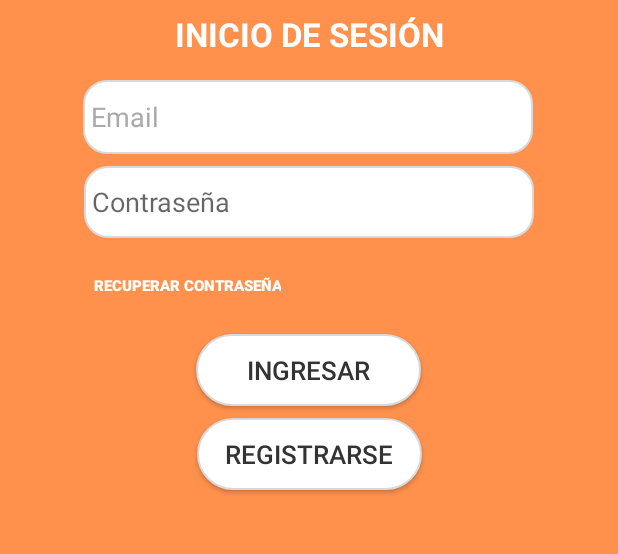
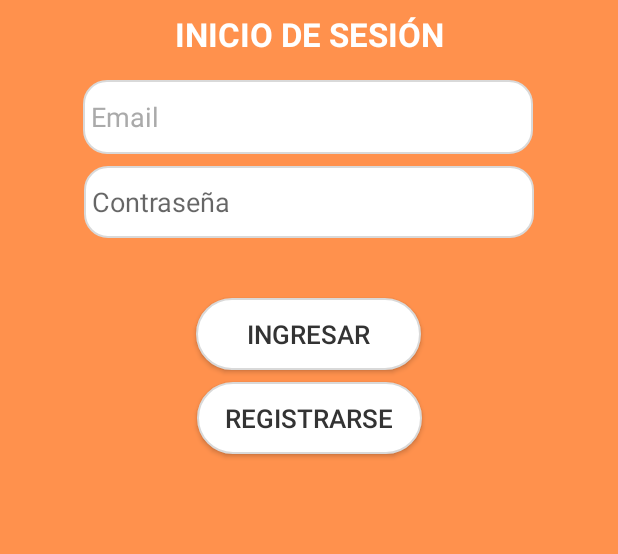
Before and after one commit to Intro-CompuMovil/Fitwalk, an Android app: the screen it shows after launch (InicioSesion), after a tap on an icon or button, on a phone screen of 412 x 824 dp, the part 347-901 px from its top. Run offline under Robolectric (Android 15) with nearby library versions, the phone set to English and light mode, and no system bars; our stand-ins replace Firebase (no records; nobody signed in at launch, a user with empty details on screens opened directly).

Commit message:
inicio de sesion sin recuperar contraseña

```diff
--- a/proyecto 3/ProyectoCM/app/src/main/res/layout/inicio_sesion.xml
+++ b/proyecto 3/ProyectoCM/app/src/main/res/layout/inicio_sesion.xml
@@ -79,35 +79,26 @@
         app:layout_constraintEnd_toEndOf="parent"
         app:layout_constraintStart_toStartOf="parent"
         app:layout_constraintTop_toBottomOf="@+id/emailInicio"
-        tools:textColorHint="@android:color/darker_gray" />
+        tools:textColorHint="@android:color/darker_gray" /><![CDATA[
+
+    />
+
+
+
+    ]]>
 
     <Button
         android:id="@+id/iniciarInicio"
         android:layout_width="150dp"
         android:layout_height="wrap_content"
-        android:layout_marginTop="8dp"
+        android:layout_marginTop="40dp"
         android:background="@drawable/background_button"
+        android:onClick="Ingresar"
         android:text="Ingresar"
-        android:onClick="Ingresar"
         android:textColor="@color/black_light"
         android:textSize="17sp"
         app:layout_constraintEnd_toEndOf="parent"
         app:layout_constraintHorizontal_bias="0.498"
-        app:layout_constraintStart_toStartOf="parent"
-        app:layout_constraintTop_toBottomOf="@+id/RecuperarID" />
-
-    <Button
-        android:id="@+id/RecuperarID"
-        style="@style/ButtonSinBordes"
-        android:layout_width="wrap_content"
-        android:layout_height="48dp"
-        android:layout_marginStart="50dp"
-        android:layout_marginTop="8dp"
-        android:text="Recuperar contraseña"
-        android:textColor="@color/white"
-        android:onClick="Recuperar"
-        android:textSize="10sp"
-        android:textStyle="bold"
         app:layout_constraintStart_toStartOf="parent"
         app:layout_constraintTop_toBottomOf="@+id/passwordInicio" />
 
```
